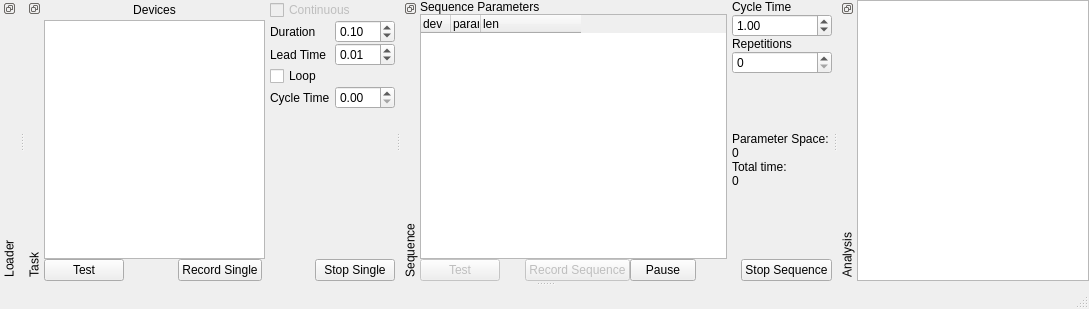
Qt form acq4/modules/TaskRunner/TaskRunnerTemplate.ui (acq4/acq4) before a commit.
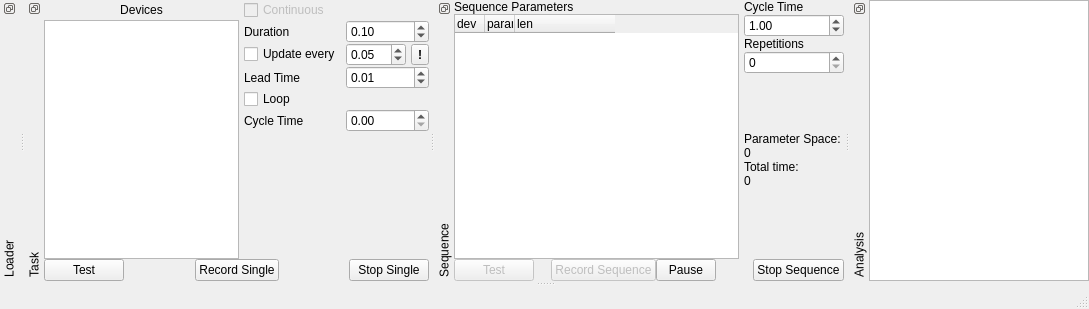
The same form after that commit. Custom widgets are drawn as their Qt base class.

Commit message: feat: show partial task results in TaskRunner while a task runs

Patch:
```diff
--- a/acq4/modules/TaskRunner/TaskRunnerTemplate.ui
+++ b/acq4/modules/TaskRunner/TaskRunnerTemplate.ui
@@ -93,7 +93,7 @@
        </property>
       </widget>
      </item>
-     <item row="1" column="0" rowspan="5">
+     <item row="1" column="0" rowspan="6">
       <widget class="QListWidget" name="deviceList"/>
      </item>
      <item row="1" column="1">
@@ -103,14 +103,14 @@
        </property>
       </widget>
      </item>
-     <item row="2" column="1">
+     <item row="3" column="1">
       <widget class="QLabel" name="label_6">
        <property name="text">
         <string>Lead Time</string>
        </property>
       </widget>
      </item>
-     <item row="3" column="1">
+     <item row="4" column="1">
       <widget class="QCheckBox" name="protoLoopCheck">
        <property name="toolTip">
         <string>Task will run repeatedly until stopped and 
@@ -123,14 +123,14 @@
        </property>
       </widget>
      </item>
-     <item row="4" column="1">
+     <item row="5" column="1">
       <widget class="QLabel" name="label_7">
        <property name="text">
         <string>Cycle Time</string>
        </property>
       </widget>
      </item>
-     <item row="5" column="2">
+     <item row="6" column="2">
       <spacer>
        <property name="orientation">
         <enum>Qt::Vertical</enum>
@@ -143,7 +143,7 @@
        </property>
       </spacer>
      </item>
-     <item row="6" column="0" colspan="4">
+     <item row="7" column="0" colspan="4">
       <layout class="QHBoxLayout" name="horizontalLayout_2">
        <item>
         <widget class="QPushButton" name="testSingleBtn">
@@ -216,7 +216,54 @@
        </property>
       </widget>
      </item>
-     <item row="2" column="2" colspan="2">
+     <item row="2" column="1">
+      <widget class="QCheckBox" name="protoUpdateCheck">
+       <property name="toolTip">
+        <string>Show results while the task runs, refreshed at
+this interval. Some channels may not update until
+the task ends; the ! button lists them.</string>
+       </property>
+       <property name="text">
+        <string>Update every</string>
+       </property>
+      </widget>
+     </item>
+     <item row="2" column="2">
+      <widget class="SpinBox" name="protoUpdateIntervalSpin">
+       <property name="minimumSize">
+        <size>
+         <width>60</width>
+         <height>0</height>
+        </size>
+       </property>
+       <property name="toolTip">
+        <string>Interval between result updates while the task runs.</string>
+       </property>
+       <property name="value">
+        <double>0.050000000000000</double>
+       </property>
+      </widget>
+     </item>
+     <item row="2" column="3">
+      <widget class="QToolButton" name="protoUpdateWarnBtn">
+       <property name="sizePolicy">
+        <sizepolicy hsizetype="Fixed" vsizetype="Fixed">
+         <horstretch>0</horstretch>
+         <verstretch>0</verstretch>
+        </sizepolicy>
+       </property>
+       <property name="font">
+        <font>
+         <weight>75</weight>
+         <bold>true</bold>
+        </font>
+       </property>
+       <property name="text">
+        <string>!</string>
+       </property>
+      </widget>
+     </item>
+     <item row="3" column="2" colspan="2">
       <widget class="SpinBox" name="protoLeadTimeSpin">
        <property name="toolTip">
         <string>Duration of time to wait before acquisition starts 
@@ -228,7 +275,7 @@
        </property>
       </widget>
      </item>
-     <item row="4" column="2" colspan="2">
+     <item row="5" column="2" colspan="2">
       <widget class="SpinBox" name="protoCycleTimeSpin">
        <property name="toolTip">
         <string>The minimum time to wait between recordings 
```
The commit also changes 12 other files.
